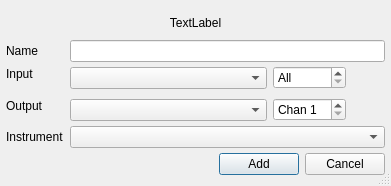
Qt form oom/widgets/createtrackbase.ui (ccherrett/oom) before a commit.
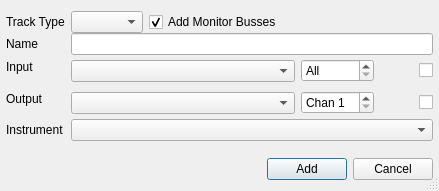
The same form after that commit.

Commit message: Add track type selection combo the new Add Track dialog

Patch:
```diff
--- a/oom/widgets/createtrackbase.ui
+++ b/oom/widgets/createtrackbase.ui
@@ -9,8 +9,8 @@
    <rect>
     <x>0</x>
     <y>0</y>
-    <width>391</width>
-    <height>186</height>
+    <width>439</width>
+    <height>191</height>
    </rect>
   </property>
   <property name="windowTitle">
@@ -32,16 +32,6 @@
    <property name="rightMargin">
     <number>6</number>
    </property>
-   <item>
-    <widget class="QLabel" name="lblType">
-     <property name="text">
-      <string>TextLabel</string>
-     </property>
-     <property name="alignment">
-      <set>Qt::AlignCenter</set>
-     </property>
-    </widget>
-   </item>
    <item>
     <layout class="QFormLayout" name="formLayout">
      <property name="fieldGrowthPolicy">
@@ -54,6 +44,39 @@
       <number>0</number>
      </property>
      <item row="0" column="0">
+      <widget class="QLabel" name="label">
+       <property name="text">
+        <string>Track Type</string>
+       </property>
+      </widget>
+     </item>
+     <item row="0" column="1">
+      <layout class="QHBoxLayout" name="horizontalLayout">
+       <property name="leftMargin">
+        <number>0</number>
+       </property>
+       <property name="rightMargin">
+        <number>12</number>
+       </property>
+       <item>
+        <widget class="QComboBox" name="cmbType"/>
+       </item>
+       <item>
+        <widget class="QCheckBox" name="chkMonitor">
+         <property name="toolTip">
+          <string>This is required for tracks connected to LinuxSampler </string>
+         </property>
+         <property name="text">
+          <string>Add Monitor Busses</string>
+         </property>
+         <property name="checked">
+          <bool>true</bool>
+         </property>
+        </widget>
+       </item>
+      </layout>
+     </item>
+     <item row="1" column="0">
       <widget class="QLabel" name="lblName">
        <property name="sizePolicy">
         <sizepolicy hsizetype="Fixed" vsizetype="Preferred">
@@ -72,10 +95,10 @@
        </property>
       </widget>
      </item>
-     <item row="0" column="1">
+     <item row="1" column="1">
       <widget class="QLineEdit" name="txtName"/>
      </item>
-     <item row="1" column="0">
+     <item row="2" column="0">
       <widget class="QLabel" name="lblInput">
        <property name="sizePolicy">
         <sizepolicy hsizetype="Fixed" vsizetype="Preferred">
@@ -94,7 +117,7 @@
        </property>
       </widget>
      </item>
-     <item row="1" column="1">
+     <item row="2" column="1">
       <layout class="QHBoxLayout" name="inputLayout">
        <item>
         <widget class="QComboBox" name="cmbInput">
@@ -150,9 +173,19 @@
          </property>
         </widget>
        </item>
+       <item>
+        <widget class="QCheckBox" name="chkInput">
+         <property name="toolTip">
+          <string>Skip Input routing</string>
+         </property>
+         <property name="text">
+          <string/>
+         </property>
+        </widget>
+       </item>
       </layout>
      </item>
-     <item row="2" column="0">
+     <item row="3" column="0">
       <widget class="QLabel" name="lblOutput">
        <property name="sizePolicy">
         <sizepolicy hsizetype="Fixed" vsizetype="Preferred">
@@ -171,7 +204,7 @@
        </property>
       </widget>
      </item>
-     <item row="2" column="1">
+     <item row="3" column="1">
       <layout class="QHBoxLayout" name="outputLayout">
        <item>
         <widget class="QComboBox" name="cmbOutput">
@@ -224,16 +257,26 @@
          </property>
         </widget>
        </item>
+       <item>
+        <widget class="QCheckBox" name="chkOutput">
+         <property name="toolTip">
+          <string>Skip Output routing</string>
+         </property>
+         <property name="text">
+          <string/>
+         </property>
+        </widget>
+       </item>
       </layout>
      </item>
-     <item row="3" column="0">
+     <item row="4" column="0">
       <widget class="QLabel" name="lblInstrument">
        <property name="text">
         <string>Instrument</string>
        </property>
       </widget>
      </item>
-     <item row="3" column="1">
+     <item row="4" column="1">
       <widget class="QComboBox" name="cmbInstrument">
        <property name="sizePolicy">
         <sizepolicy hsizetype="Expanding" vsizetype="Fixed">
```
The commit also changes 3 other files.
